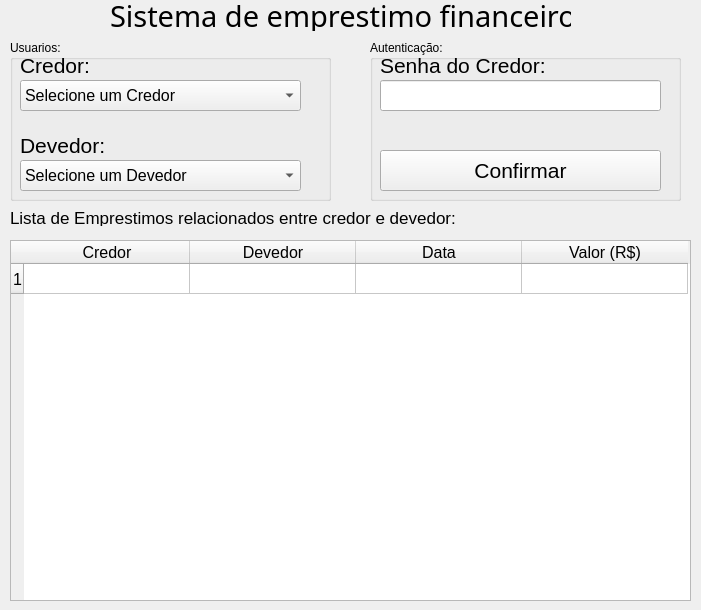
First picture: the form in Sistema Financeiro.ui, repository MathWintruff/SistemaFinanceiro, before the edit.
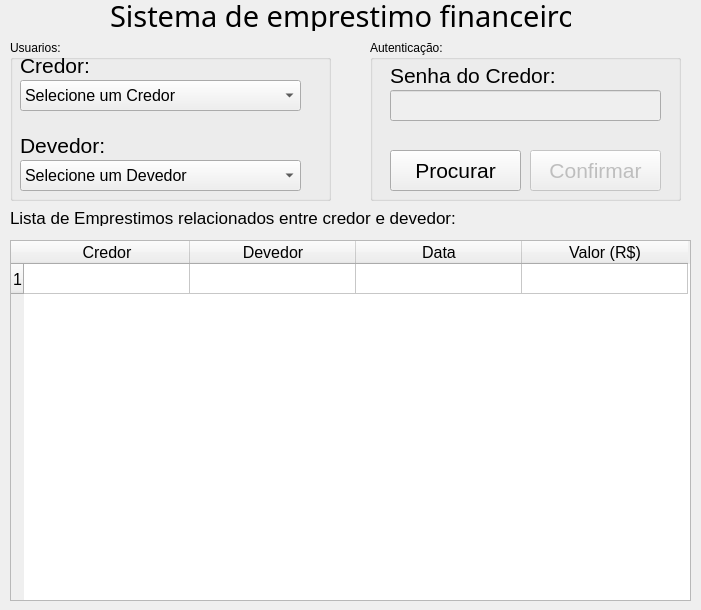
Second picture: the form after the edit. Icons and pictures are not drawn.

Commit message: Enable and disable Confirm button added

Diff of the .ui file:
```diff
--- a/Sistema Financeiro.ui
+++ b/Sistema Financeiro.ui
@@ -221,9 +221,6 @@
    </widget>
   </widget>
   <widget class="QGroupBox" name="groupBox_2">
-   <property name="enabled">
-    <bool>true</bool>
-   </property>
    <property name="geometry">
     <rect>
      <x>370</x>
@@ -236,11 +233,14 @@
     <string>Autenticação:</string>
    </property>
    <widget class="QPushButton" name="BtnConfirma">
+    <property name="enabled">
+     <bool>false</bool>
+    </property>
     <property name="geometry">
      <rect>
-      <x>10</x>
+      <x>160</x>
       <y>110</y>
-      <width>281</width>
+      <width>131</width>
       <height>41</height>
      </rect>
     </property>
@@ -256,8 +256,8 @@
    <widget class="QLabel" name="label_3">
     <property name="geometry">
      <rect>
-      <x>10</x>
-      <y>10</y>
+      <x>20</x>
+      <y>20</y>
       <width>171</width>
       <height>31</height>
      </rect>
@@ -273,13 +273,13 @@
    </widget>
    <widget class="QLineEdit" name="TxbSenha">
     <property name="enabled">
-     <bool>true</bool>
+     <bool>false</bool>
     </property>
     <property name="geometry">
      <rect>
-      <x>10</x>
-      <y>40</y>
-      <width>281</width>
+      <x>20</x>
+      <y>50</y>
+      <width>271</width>
       <height>31</height>
      </rect>
     </property>
@@ -292,6 +292,24 @@
      <enum>QLineEdit::Password</enum>
     </property>
    </widget>
+   <widget class="QPushButton" name="BtnProcura">
+    <property name="geometry">
+     <rect>
+      <x>20</x>
+      <y>110</y>
+      <width>131</width>
+      <height>41</height>
+     </rect>
+    </property>
+    <property name="font">
+     <font>
+      <pointsize>16</pointsize>
+     </font>
+    </property>
+    <property name="text">
+     <string>Procurar</string>
+    </property>
+   </widget>
   </widget>
  </widget>
  <resources/>
```
Left out of the diff: 45 changed lines with no effect on the pictures. The commit also changes 3 other files.
